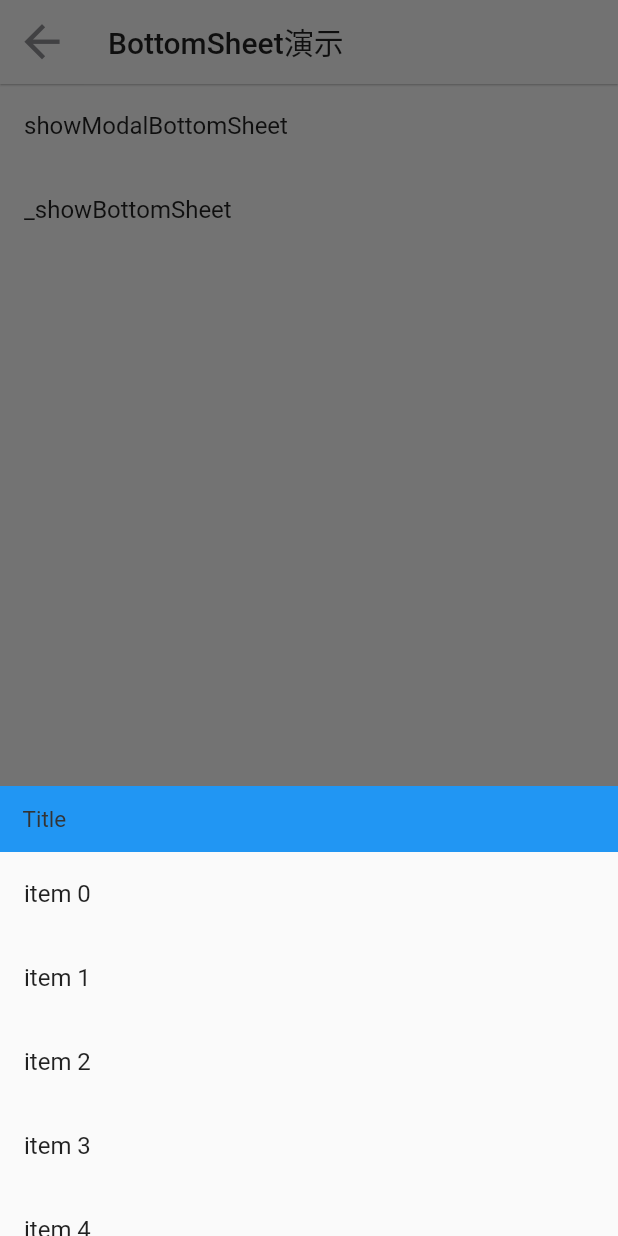
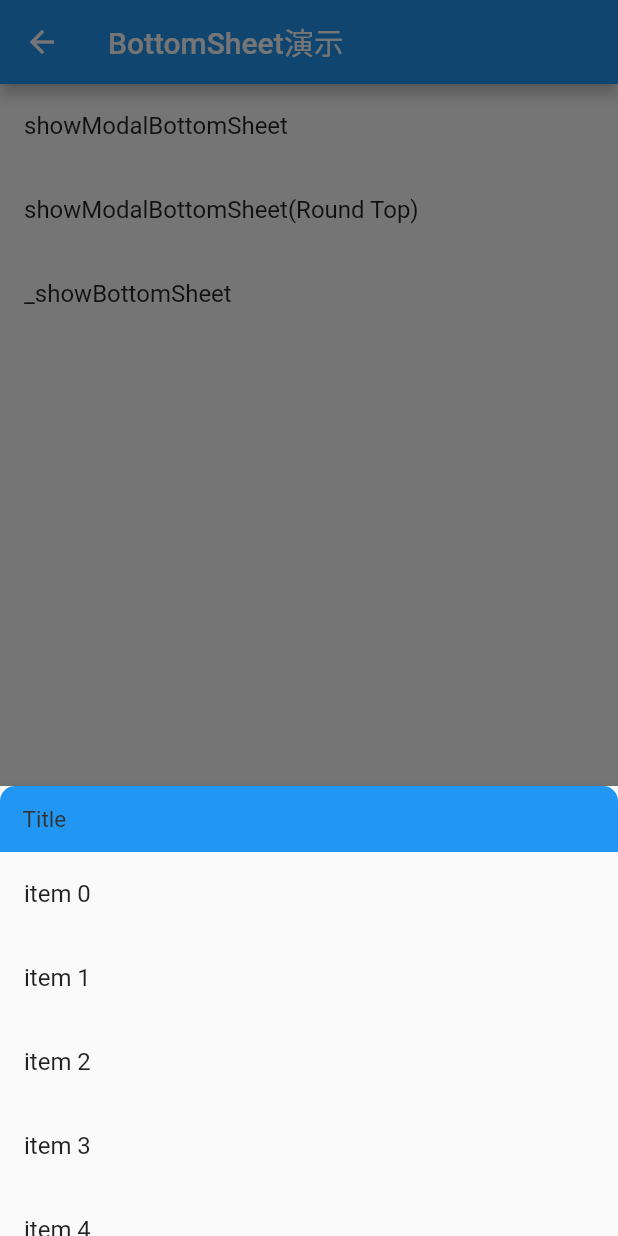
Before and after one commit to lovebzhou/flutter_demo, a Flutter app: the BottomSheetDemo screen opened directly, after a tap on "showModalBottomSheet", on a phone screen of 412 x 824 dp. Run offline on Flutter 3.47's test engine with Material 2 defaults, Android fonts, the phone set to English and light mode, and no system bars; our stand-ins replace dio, event_bus, file_picker, image_picker, shared_preferences, synchronized; missing offline and left inert: alice, dropdown_menu, image_crop, multi_image_picker, photo, photo_manager; accounts and stored records are empty.

```diff
--- a/lib/core/demo/bottom_sheet/bottom_sheet_demo.dart
+++ b/lib/core/demo/bottom_sheet/bottom_sheet_demo.dart
@@ -3,18 +3,30 @@ import 'package:flutter_demo/global.dart';
 
 class BottomSheetDemo extends StatelessWidget {
   static String title = 'BottomSheet演示';
+  final String roundBorderStyle = 'ClipRRect';
   @override
   Widget build(BuildContext context) {
-    return Scaffold(
-      appBar: AppBar(
-        title: Text(BottomSheetDemo.title),
-      ),
-      body: ListView(
+    Widget route;
+
+
+    route = ListView(
       children: <Widget>[
         ListTile(
           title: Text('showModalBottomSheet'),
           onTap: () {
             _showModalBottomSheet(context);
+          },
+        ),
+
+        /// for canvasColor: Colors.transparent
+        Builder(
+          builder: (context) {
+            return ListTile(
+              title: Text('showModalBottomSheet(Round Top)'),
+              onTap: () {
+                _showModalBottomSheet2(context);
+              },
+            );
           },
         ),
         Builder(
@@ -28,16 +40,88 @@ class BottomSheetDemo extends StatelessWidget {
           },
         ),
       ],
+    );
+
+    route = Scaffold(
+      appBar: AppBar(
+        title: Text(BottomSheetDemo.title),
       ),
+      body: route,
     );
+
+    route = Theme(
+      data: ThemeData(canvasColor: Colors.transparent),
+      child: Container(color: Colors.white, child: route),
+    );
+
+    return route;
   }
 
   void _showModalBottomSheet(BuildContext context) {
     Widget route = _makeRoute(context);
+
+    BorderRadius borderRadius;
+    borderRadius = BorderRadius.only(
+      topLeft: Radius.circular(10.0),
+      topRight: Radius.circular(10.0),
+    );
+
+    ShapeBorder shapeBorder;
+    // shapeBorder = RoundedRectangleBorder(
+    //   side: BorderSide(width: 1),
+    //   borderRadius: borderRadius,
+    // );
+
+    if (roundBorderStyle == 'ClipRRect') {
+      route = ClipRRect(
+        borderRadius: borderRadius,
+        child: route,
+      );
+    }
+
     showModalBottomSheet(
+      shape: shapeBorder,
+      elevation: 5,
       context: context,
       builder: (context) => route,
     );
+  }
+
+  void _showModalBottomSheet2(BuildContext context) {
+    Widget route = _makeRoute(context);
+
+    BorderRadius borderRadius = BorderRadius.only(
+      topLeft: Radius.circular(10.0),
+      topRight: Radius.circular(10.0),
+    );
+
+    EdgeInsets padding;
+
+    if (roundBorderStyle == 'ClipRRect') {
+      route = ClipRRect(
+        borderRadius: borderRadius,
+        child: route,
+      );
+    }
+
+    // 圆角
+    route = Container(
+      padding: padding,
+      decoration: BoxDecoration(
+        color: Colors.white,
+        boxShadow: [
+          BoxShadow(
+            color: Colors.yellow.withOpacity(0.3),
+            offset: Offset(0, -3),
+            blurRadius: 10.0,
+          )
+        ],
+        borderRadius: borderRadius,
+      ),
+      child: route,
+    );
+
+    showModalBottomSheet(context: context, builder: (context) => route);
   }
 
   void _showBottomSheet(BuildContext context) {
@@ -45,7 +129,7 @@ class BottomSheetDemo extends StatelessWidget {
     route = Scaffold(
       body: route,
     );
-    PersistentBottomSheetController controller = showBottomSheet(
+    showBottomSheet(
       context: context,
       builder: (context) => route,
     );
@@ -71,7 +155,7 @@ class BottomSheetDemo extends StatelessWidget {
     route = Column(
       children: <Widget>[
         Container(
-          width: double.infinity,
+          // width: double.infinity,
           height: 44.0,
           padding: EdgeInsets.only(left: 15.0),
           color: Colors.blue,
@@ -87,6 +171,7 @@ class BottomSheetDemo extends StatelessWidget {
     );
 
     route = Container(
+      // color: Colors.white,
       child: route,
       height: 300,
     );
```
Also changed, not shown: lib/core/demo/dropdown/demo_dropdown_menu.dart (+4 -4 lines), 2 other files. Lines whose indentation alone changed are shown as unchanged.
